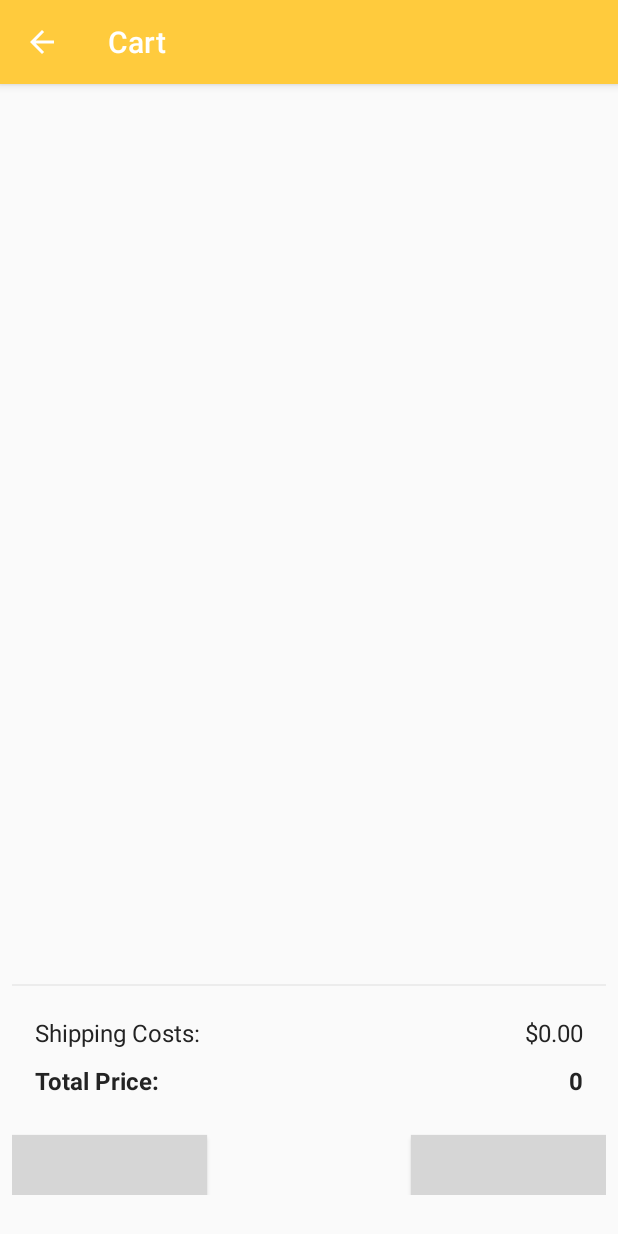
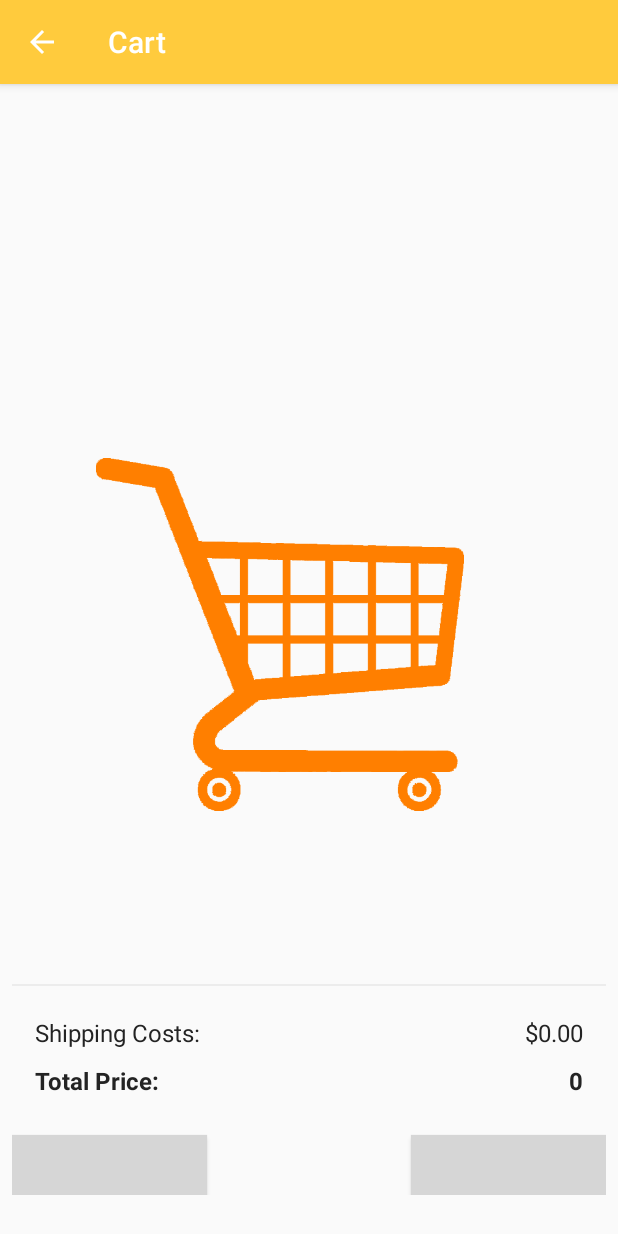
Before and after one commit to Fady24-dev/Furny, an Android app: the CartActivity screen opened directly, with no data from a screen before it, on a phone screen of 412 x 824 dp. Run offline under Robolectric (Android 15) with nearby library versions, the phone set to English and light mode, and no system bars; our stand-ins replace Firebase (no records; nobody signed in at launch, a user with empty details on screens opened directly), Picasso; libraries missing offline, so code that uses them is left out: com.cepheuen.elegantnumberbutton; pictures from the network do not load; grey boxes are pictures that could not be loaded.

Commit message:
// Empty (wishlist/Cart)

```diff
--- a/app/src/main/java/com/example/furniture/CartActivity.java
+++ b/app/src/main/java/com/example/furniture/CartActivity.java
@@ -15,6 +15,7 @@ import android.view.MenuItem;
 import android.view.View;
 import android.view.ViewGroup;
 import android.widget.Button;
+import android.widget.RelativeLayout;
 import android.widget.TextView;
 import android.widget.Toast;
 
@@ -25,8 +26,11 @@ import com.firebase.ui.database.FirebaseRecyclerAdapter;
 import com.firebase.ui.database.FirebaseRecyclerOptions;
 import com.google.firebase.auth.FirebaseAuth;
 import com.google.firebase.auth.FirebaseUser;
+import com.google.firebase.database.DataSnapshot;
+import com.google.firebase.database.DatabaseError;
 import com.google.firebase.database.DatabaseReference;
 import com.google.firebase.database.FirebaseDatabase;
+import com.google.firebase.database.ValueEventListener;
 import com.squareup.picasso.Picasso;
 
 import java.util.ArrayList;
@@ -41,6 +45,7 @@ public class CartActivity extends AppCompatActivity {
     private TextView totalPrice,emptyTxt;
     private String prodID,elegantCounter;
     private int overTotalPrice,quantity;
+    private RelativeLayout emptyLayout;
 
     // private int overTotalPrice;
 
@@ -55,22 +60,46 @@ public class CartActivity extends AppCompatActivity {
         ActionBar actionBar = getSupportActionBar();
         actionBar.setDisplayHomeAsUpEnabled(true);
 
+        emptyLayout=findViewById(R.id.empty_cart_layout);
+
         previewBtn=findViewById(R.id.preview_allcart_btn);
         totalPrice=findViewById(R.id.total_cart_price);
         emptyTxt=findViewById(R.id.empty_recycler_cart);
 
 
         user = FirebaseAuth.getInstance().getCurrentUser();
+
         userID = user.getUid();
+
+
 
         //Firebase RecyclerView
         Ref= FirebaseDatabase.getInstance().getReference().child("Cart List").child("User Cart").child(userID).child("Products");
+        Ref.addListenerForSingleValueEvent(new ValueEventListener() {
+            @Override
+            public void onDataChange(@NonNull DataSnapshot snapshot) {
+                if(snapshot.exists()){
+                    emptyLayout.setVisibility(View.INVISIBLE);
+
+                }
+                else {
+                    emptyLayout.setVisibility(View.VISIBLE);
+
+                }
+            }
+
+            @Override
+            public void onCancelled(@NonNull DatabaseError error) {
+
+            }
+        });
         recyclerView = findViewById(R.id.recycler_cart);
         recyclerView.setHasFixedSize(true);
         recyclerView.setLayoutManager(new LinearLayoutManager(this));
 
         totalPrice.setText(String.valueOf(overTotalPrice));
         quantity=1;
+
 
 
         previewBtn.setOnClickListener(new View.OnClickListener() {
@@ -212,6 +241,8 @@ public class CartActivity extends AppCompatActivity {
         //Display RecyclerView
         recyclerView.setAdapter(adapter);
         adapter.startListening();
+
+
     }
 
 
--- a/app/src/main/java/com/example/furniture/WishListActivity.java
+++ b/app/src/main/java/com/example/furniture/WishListActivity.java
@@ -23,8 +23,12 @@ import com.example.furniture.models.Products;
 import com.firebase.ui.database.FirebaseRecyclerOptions;
 import com.google.firebase.auth.FirebaseAuth;
 import com.google.firebase.auth.FirebaseUser;
+import com.google.firebase.database.DataSnapshot;
+import com.google.firebase.database.DatabaseError;
 import com.google.firebase.database.DatabaseReference;
 import com.google.firebase.database.FirebaseDatabase;
+import com.google.firebase.database.Query;
+import com.google.firebase.database.ValueEventListener;
 
 public class WishListActivity extends AppCompatActivity {
 
@@ -58,8 +62,14 @@ public class WishListActivity extends AppCompatActivity {
             Ref= FirebaseDatabase.getInstance().getReference().child("Favourite List").child("User List").child(userId).child("Products");
             recyclerView = findViewById(R.id.wish_list_recycler);
 
-            recyclerView.setLayoutManager(new StaggeredGridLayoutManager(2,StaggeredGridLayoutManager.VERTICAL)
-            );
+
+            //CHECK IF EMPTY
+            Ref.addListenerForSingleValueEvent(new ValueEventListener() {
+                @Override
+                public void onDataChange(@NonNull DataSnapshot snapshot) {
+                    if(snapshot.exists()){
+                        emptyLayout.setVisibility(View.INVISIBLE);
+                        recyclerView.setLayoutManager(new StaggeredGridLayoutManager(2,StaggeredGridLayoutManager.VERTICAL));
 
                         // query in the database to fetch appropriate data
                         FirebaseRecyclerOptions<Products> options = new FirebaseRecyclerOptions.Builder<Products>()
@@ -71,6 +81,19 @@ public class WishListActivity extends AppCompatActivity {
                         wishListAdapter = new WishListAdapter(options);
                         recyclerView.setAdapter(wishListAdapter);
                         wishListAdapter.startListening();
+                    }
+                    else{
+                        emptyLayout.setVisibility(View.VISIBLE);
+                    }
+                }
+
+                @Override
+                public void onCancelled(@NonNull DatabaseError error) {
+
+                }
+            });
+
+
 
         }
         //GUEST MODE
--- a/app/src/main/res/layout/activity_cart.xml
+++ b/app/src/main/res/layout/activity_cart.xml
@@ -14,6 +14,15 @@
         android:layout_height="match_parent">
 
     </androidx.recyclerview.widget.RecyclerView>
+    <RelativeLayout
+        android:id="@+id/empty_cart_layout"
+        android:visibility="invisible"
+        android:layout_width="wrap_content"
+        android:layout_height="wrap_content"
+        android:orientation="vertical" >
+        <include
+            layout="@layout/empty_cart" />
+    </RelativeLayout>
     <TextView
         android:id="@+id/empty_recycler_cart"
         android:layout_width="wrap_content"
--- /dev/null
+++ b/app/src/main/res/layout/empty_cart.xml
@@ -0,0 +1,32 @@
+<?xml version="1.0" encoding="utf-8"?>
+<androidx.constraintlayout.widget.ConstraintLayout xmlns:android="http://schemas.android.com/apk/res/android"
+    xmlns:app="http://schemas.android.com/apk/res-auto"
+    xmlns:tools="http://schemas.android.com/tools"
+    android:orientation="vertical" android:layout_width="match_parent"
+    android:layout_height="match_parent">
+
+
+    <TextView
+        android:id="@+id/textView3"
+        android:layout_width="wrap_content"
+        android:layout_height="wrap_content"
+        android:textSize="25sp"
+        app:layout_constraintBottom_toBottomOf="parent"
+        app:layout_constraintEnd_toEndOf="parent"
+        app:layout_constraintHorizontal_bias="0.502"
+        app:layout_constraintStart_toStartOf="parent"
+        app:layout_constraintTop_toTopOf="parent"
+        app:layout_constraintVertical_bias="0.152" />
+
+    <ImageView
+        android:id="@+id/imageView"
+        android:layout_width="245dp"
+        android:layout_height="250dp"
+        android:layout_marginStart="56dp"
+        android:layout_marginBottom="268dp"
+        app:layout_constraintBottom_toBottomOf="parent"
+        app:layout_constraintStart_toStartOf="parent"
+        app:srcCompat="@drawable/empty_cart" />
+
+
+</androidx.constraintlayout.widget.ConstraintLayout>
```
Also changed, not shown: app/src/main/res/drawable-xhdpi/empty_cart.png (added). Lines whose indentation alone changed are shown as unchanged.
